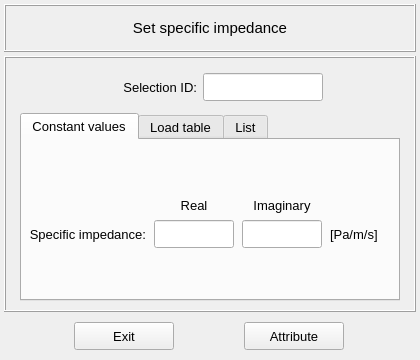
This is vibra/interface/data/ui_files/model/setup/acoustic/specific_impedance_inputs.ui in MOPT-UFSC/VIBRA as Qt 5 draws it before an edit. The edited form follows.
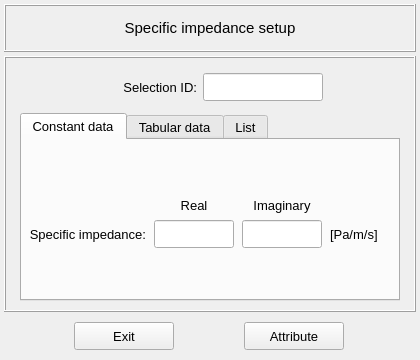
This is the edited form. Icons and pictures are not drawn.

What changed in the file:
```diff
--- a/vibra/interface/data/ui_files/model/setup/acoustic/specific_impedance_inputs.ui
+++ b/vibra/interface/data/ui_files/model/setup/acoustic/specific_impedance_inputs.ui
@@ -237,7 +237,7 @@
         </property>
         <widget class="QWidget" name="tab_constant_values">
          <attribute name="title">
-          <string>Constant values</string>
+          <string>Constant data</string>
          </attribute>
          <layout class="QGridLayout" name="gridLayout_12">
           <property name="leftMargin">
@@ -518,7 +518,7 @@
         </widget>
         <widget class="QWidget" name="tab_load_tables">
          <attribute name="title">
-          <string>Load table</string>
+          <string>Tabular data</string>
          </attribute>
          <layout class="QGridLayout" name="gridLayout_3">
           <property name="leftMargin">
@@ -967,7 +967,7 @@
          </font>
         </property>
         <property name="text">
-         <string>Set specific impedance</string>
+         <string>Specific impedance setup</string>
         </property>
         <property name="textFormat">
          <enum>Qt::AutoText</enum>
```
Left out of the diff: 10 changed lines with no effect on the pictures.
